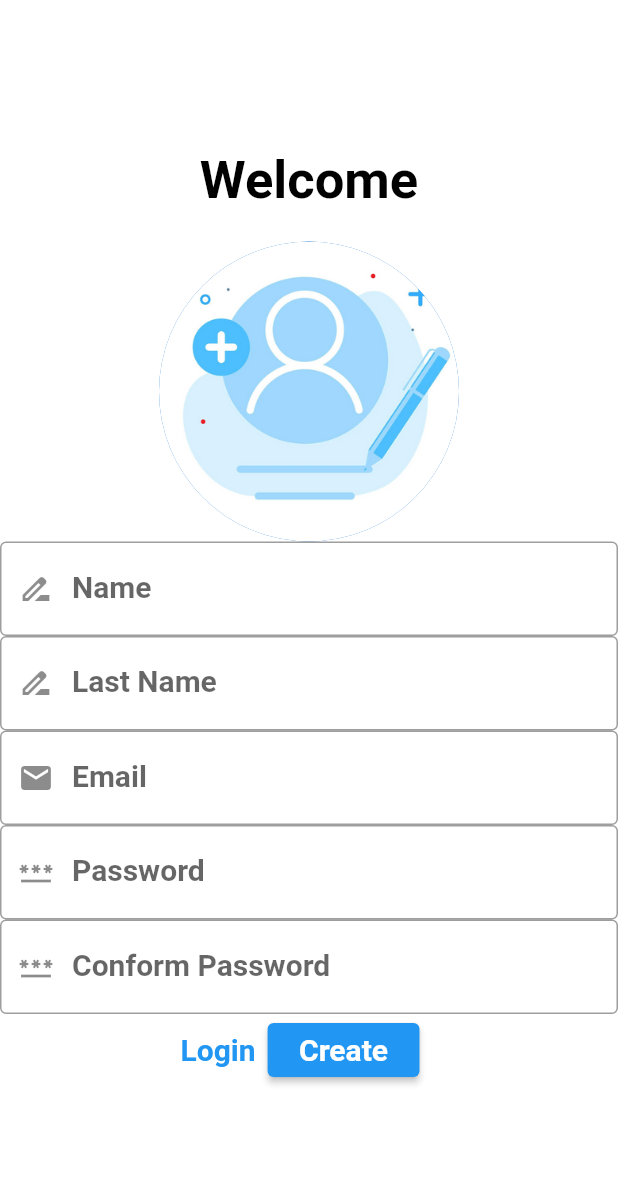
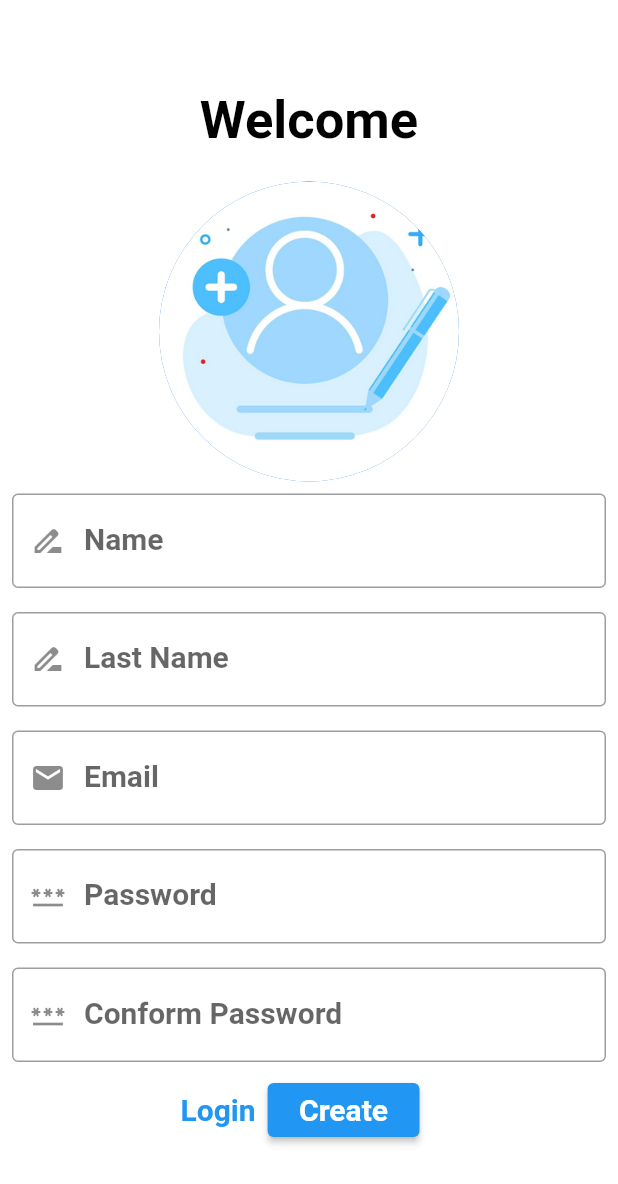
Before and after one commit to Ajn7/healthapp, a Flutter app: the SignupScreen screen opened directly, on a phone screen of 412 x 824 dp. Shown: the top 1184 px of the screen. Run offline on Flutter 3.47's test engine with Material 2 defaults, Android fonts, the phone set to English and light mode, and no system bars; our stand-ins replace dropdown_button2, fl_chart, shared_preferences; missing offline and left inert: chart_sparkline; accounts and stored records are empty.

Commit message:
added padding for signup form

```diff
--- a/lib/screens/signup.dart
+++ b/lib/screens/signup.dart
@@ -42,7 +42,9 @@ class _SignupScreen extends State<SignupScreen>{
                     backgroundImage: AssetImage('assets/images/create.png'),
                   ),
                 HorizontaSpace(20),
-                 TextFormField(
+                 Padding(
+                   padding: const EdgeInsets.all(8.0),
+                   child: TextFormField(
                    controller:_nameTEC,
                    keyboardType: TextInputType.emailAddress,
                    decoration: const InputDecoration(
@@ -60,8 +62,11 @@ class _SignupScreen extends State<SignupScreen>{
                             return null;
                             },
                                  ),
+                 ),
                 HorizontaSpace(20),
-                 TextFormField(
+                 Padding(
+                   padding: const EdgeInsets.all(8.0),
+                   child: TextFormField(
                    controller:_lastnameTEC,
                    keyboardType: TextInputType.emailAddress,
                    decoration: const InputDecoration(
@@ -79,8 +84,11 @@ class _SignupScreen extends State<SignupScreen>{
                             return null;
                             },
                                  ),
+                 ),
                 HorizontaSpace(20),
-                 TextFormField(
+                 Padding(
+                   padding: const EdgeInsets.all(8.0),
+                   child: TextFormField(
                    controller:_emailTEC,
                    keyboardType: TextInputType.emailAddress,
                    decoration: const InputDecoration(
@@ -98,8 +106,11 @@ class _SignupScreen extends State<SignupScreen>{
                               return null;
                                  },
                                  ),
+                 ),
                 HorizontaSpace(20),
-                TextFormField(
+                Padding(
+                  padding: const EdgeInsets.all(8.0),
+                  child: TextFormField(
                               controller: _password1TEC,
                               obscureText: true,
                               decoration: const InputDecoration(
@@ -118,8 +129,11 @@ class _SignupScreen extends State<SignupScreen>{
                             return null;
                             },
                             ),
+                ),
                 HorizontaSpace(20),
-                TextFormField(
+                Padding(
+                  padding: const EdgeInsets.all(8.0),
+                  child: TextFormField(
                               controller: _password2TEC,
                               obscureText: true,
                               decoration: const InputDecoration(
@@ -137,6 +151,7 @@ class _SignupScreen extends State<SignupScreen>{
                             }
                             return null;
                             },
+                            ),
                 ),
                 Row(
                   mainAxisSize:MainAxisSize.max,
```
Also changed, not shown: lib/screens/myhome.dart (+15 -1 lines), lib/screens/spark.dart (+12 -4 lines). Lines whose indentation alone changed are shown as unchanged.
